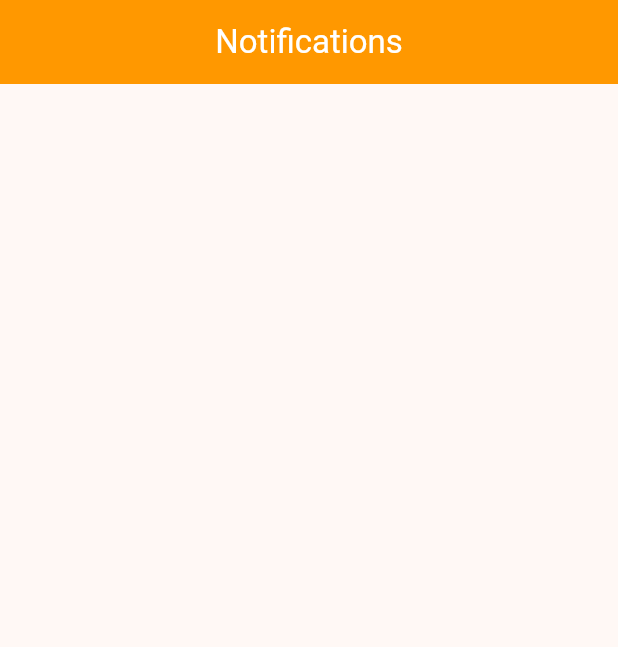
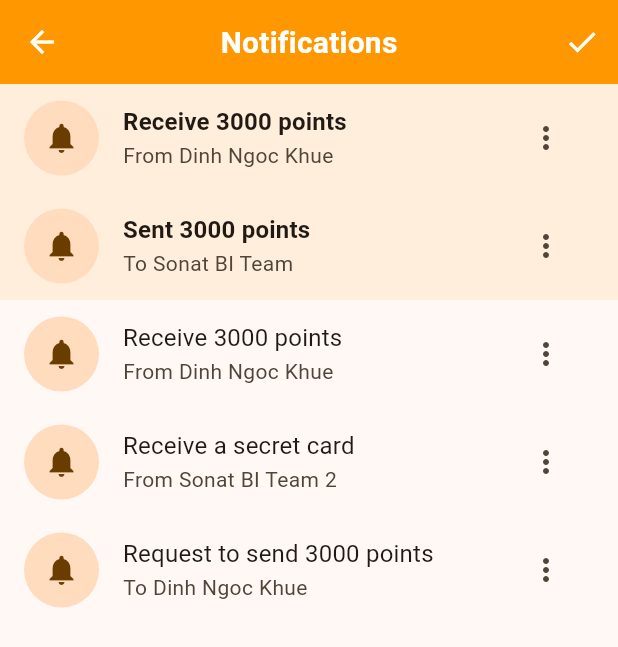
Before and after one commit to khuedinh/sonat-hrm-rewarded, a Flutter app: the NotificationsScreen screen opened by its route, on a phone screen of 412 x 824 dp. Shown: the top 647 px of the screen. Run offline on Flutter 3.47's test engine with Material 3 defaults, Android fonts, the light colour scheme and no system bars; our stand-ins replace bloc, equatable, firebase_auth, flutter_bloc, flutter_colorpicker, flutter_dotenv and 6 more; accounts and stored records are empty; generated files the repository leaves out were written again; network calls fail.

Commit message:
feat: ui notifications

```diff
--- /dev/null
+++ b/lib/src/mock_data/notification.dart
@@ -0,0 +1,42 @@
+import 'package:sonat_hrm_rewarded/src/models/notification.dart';
+
+final listNotifications = [
+  Notification(
+    id: "n1",
+    from: "Dinh Ngoc Khue",
+    to: "Sonat BI Team",
+    content: "Receive 3000 points",
+    createdAt: DateTime(2024, 08, 08, 12, 43, 33),
+  ),
+  Notification(
+    id: "n2",
+    from: "Sonat BI Team",
+    to: "Sonat BI Team 2",
+    content: "Sent 3000 points",
+    createdAt: DateTime(2024, 08, 08, 10, 43, 33),
+  ),
+  Notification(
+    id: "n3",
+    from: "Dinh Ngoc Khue",
+    to: "Sonat BI Team",
+    content: "Receive 3000 points",
+    createdAt: DateTime(2024, 08, 07, 09, 23, 33),
+    hasRead: true,
+  ),
+  Notification(
+    id: "n4",
+    from: "Sonat BI Team 2",
+    to: "Sonat BI Team",
+    content: "Receive a secret card",
+    createdAt: DateTime(2024, 08, 06, 18, 15, 33),
+    hasRead: true,
+  ),
+  Notification(
+    id: "n5",
+    from: "Dinh Ngoc Khue",
+    to: "Sonat BI Team 3",
+    content: "Request to send 3000 points",
+    createdAt: DateTime(2024, 08, 05, 16, 43, 33),
+    hasRead: true,
+  ),
+];
--- a/lib/src/screens/benefit_detail/benefit_detail_screen.dart
+++ b/lib/src/screens/benefit_detail/benefit_detail_screen.dart
@@ -87,7 +87,8 @@ class BenefitDetailScreen extends StatelessWidget {
                           children: [
                             Text(
                               benefit.name,
-                              style: theme.textTheme.titleMedium!.copyWith(
+                              style: theme.textTheme.titleLarge!.copyWith(
+                                fontSize: 20,
                                 fontWeight: FontWeight.bold,
                               ),
                             ),
--- a/lib/src/screens/notifications/notifications_screen.dart
+++ b/lib/src/screens/notifications/notifications_screen.dart
@@ -1,4 +1,6 @@
 import 'package:flutter/material.dart';
+import 'package:sonat_hrm_rewarded/src/common_widgets/screen_title/screen_title.dart';
+import 'package:sonat_hrm_rewarded/src/mock_data/notification.dart';
 
 class NotificationsScreen extends StatefulWidget {
   const NotificationsScreen({super.key});
@@ -19,9 +21,79 @@ class NotificationsScreenState extends State<NotificationsScreen> {
         backgroundColor: theme.colorScheme.primary,
         foregroundColor: theme.colorScheme.onPrimary,
         centerTitle: true,
-        title: const Text("Notifications"),
+        title: const ScreenTitle(title: "Notifications"),
+        leading: IconButton(
+          icon: const Icon(Icons.arrow_back),
+          onPressed: () {
+            Navigator.of(context).pop();
+          },
+        ),
+        actions: [
+          IconButton(
+            icon: const Icon(Icons.check),
+            onPressed: () {
+              ScaffoldMessenger.of(context).clearSnackBars();
+              ScaffoldMessenger.of(context).showSnackBar(
+                SnackBar(
+                  duration: const Duration(seconds: 3),
+                  content: const Text("Mark all as read successfully!"),
+                  action: SnackBarAction(
+                    label: "Undo",
+                    onPressed: () {},
+                  ),
+                ),
+              );
+            },
+          ),
+        ],
       ),
-      body: Container(),
+      body: ListView.builder(
+        itemCount: listNotifications.length,
+        itemBuilder: (context, index) {
+          final notification = listNotifications[index];
+          return Container(
+            decoration: BoxDecoration(
+              color: !notification.hasRead!
+                  ? theme.colorScheme.primary.withOpacity(0.1)
+                  : null,
+            ),
+            child: ListTile(
+              titleAlignment: ListTileTitleAlignment.center,
+              leading: const SizedBox(
+                width: 50,
+                height: 50,
+                child: CircleAvatar(
+                  child: Icon(Icons.notifications),
+                ),
+              ),
+              title: Text(
+                notification.content,
+                style: theme.textTheme.titleMedium!.copyWith(
+                  fontWeight: notification.hasRead!
+                      ? FontWeight.normal
+                      : FontWeight.bold,
+                ),
+              ),
+              subtitle: Text(
+                '${notification.content.contains('Receive') ? "From" : "To"} ${notification.from}',
+              ),
+              trailing: PopupMenuButton(
+                itemBuilder: (BuildContext context) => [
+                  const PopupMenuItem(
+                    value: "mark_as_read",
+                    child: Text("Mark as read"),
+                  ),
+                  const PopupMenuItem(
+                    value: "remove",
+                    child: Text('Remove'),
+                  ),
+                ],
+              ),
+              onTap: () {},
+            ),
+          );
+        },
+      ),
     );
   }
 }
--- a/lib/src/screens/tabs/benefits/benefits_screen.dart
+++ b/lib/src/screens/tabs/benefits/benefits_screen.dart
@@ -50,7 +50,7 @@ class _BenefitScreenState extends State<BenefitsScreen> {
             ]),
             actions: [
               IconButton(
-                icon: const Icon(Icons.filter_alt_outlined),
+                icon: const Icon(Icons.filter_alt),
                 onPressed: _handleOpenFilter,
               ),
             ],
```
Also changed, not shown: lib/src/models/notification.dart (added, +17 -0 lines), lib/src/screens/tabs/home/home_screen.dart (+8 -5 lines), lib/src/screens/tabs/tabs_screen.dart (+20 -2 lines).
